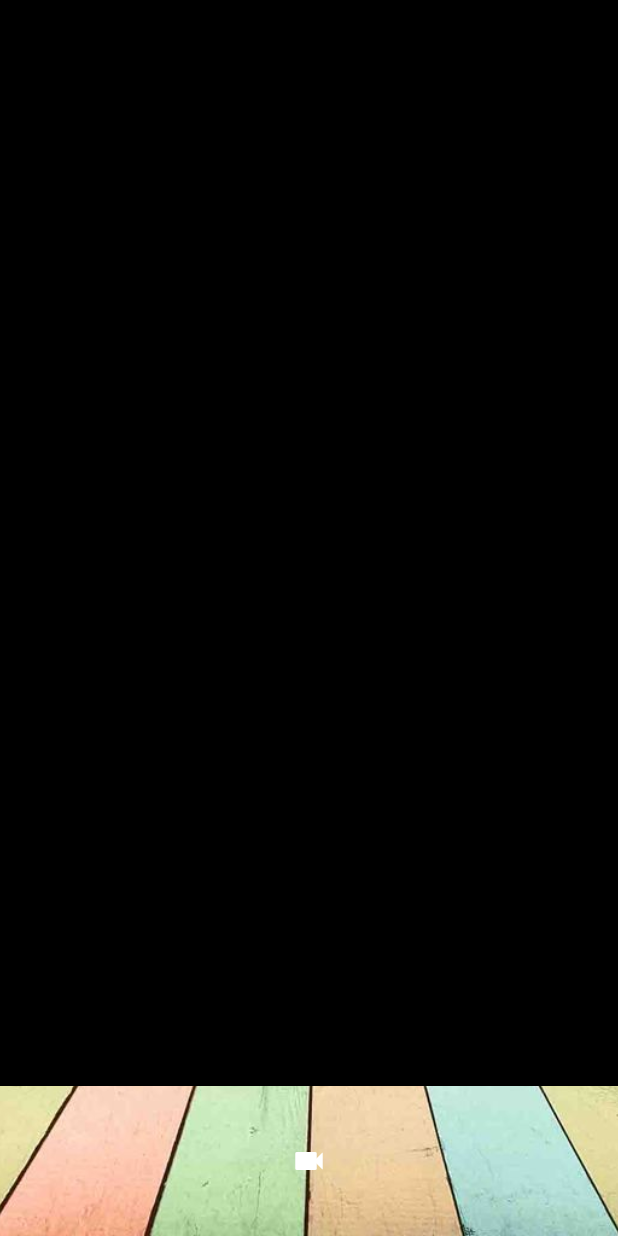
After one commit to erdiegoant/flutter_machine_learning, a Flutter app: the screen it shows after launch, after a tap on the "videocam" icon, on a phone screen of 412 x 824 dp. The commit adds this screen. Run offline on Flutter 3.47's test engine with Material 2 defaults, Android fonts, the phone set to English and light mode, and no system bars; our stand-ins replace camera, image_picker; missing offline and left inert: google_ml_kit, tflite; project files that could hold a hidden picture were left out.

Commit message:
Camera feed Pose estimation with tensorflow

```diff
--- a/lib/main.dart
+++ b/lib/main.dart
@@ -1,6 +1,6 @@
 import 'package:camera/camera.dart';
 import 'package:flutter/material.dart';
-import 'package:machine_learning/tensorflow_pages/camera_pose_detection_tensorflow.dart';
+import 'package:machine_learning/tensorflow_pages/camera_feed_pose_detection_tensorflow.dart';
 
 late List<CameraDescription> cameras;
 
@@ -18,7 +18,7 @@ class MyApp extends StatelessWidget {
       theme: ThemeData(
         primarySwatch: Colors.blue,
       ),
-      home: CameraPoseDetectionTensorFLow(),
+      home: CameraFeedPoseDetectionTensorFlow(),
     );
   }
 }
--- /dev/null
+++ b/lib/tensorflow_pages/camera_feed_pose_detection_tensorflow.dart
@@ -0,0 +1,227 @@
+import 'package:camera/camera.dart';
+import 'package:flutter/foundation.dart';
+import 'package:flutter/material.dart';
+import 'package:machine_learning/main.dart';
+import 'package:machine_learning/tensorflow_pages/camera_pose_detection_tensorflow.dart';
+import 'package:tflite/tflite.dart';
+
+class CameraFeedPoseDetectionTensorFlow extends StatefulWidget {
+  const CameraFeedPoseDetectionTensorFlow({Key? key}) : super(key: key);
+
+  @override
+  _CameraFeedPoseDetectionTensorFlowState createState() =>
+      _CameraFeedPoseDetectionTensorFlowState();
+}
+
+class _CameraFeedPoseDetectionTensorFlowState
+    extends State<CameraFeedPoseDetectionTensorFlow> {
+  late CameraController controller;
+  CameraImage? _image;
+  List<Pose> poses = [];
+  bool busy = false;
+
+  @override
+  void initState() {
+    super.initState();
+    loadModel();
+  }
+
+  Future<void> loadModel() async {
+    String? res = await Tflite.loadModel(
+      model: 'assets/models/posenet_mv1_075_float_from_checkpoints.tflite',
+      isAsset: true,
+      useGpuDelegate: false,
+    );
+
+    print(res);
+  }
+
+  void startCamera() {
+    controller = CameraController(cameras[1], ResolutionPreset.high);
+
+    controller.initialize().then((_) {
+      if (!mounted) return;
+
+      controller.startImageStream((image) => {
+            if (!busy)
+              {
+                setState(() {
+                  _image = image;
+                  busy = true;
+                  detectObjectsLiveFeed();
+                })
+              }
+          });
+    });
+  }
+
+  Future<void> detectObjectsLiveFeed() async {
+    if (_image == null) {
+      return;
+    }
+
+    var detected = await Tflite.runPoseNetOnFrame(
+      bytesList: _image!.planes.map((e) => e.bytes).toList(),
+      imageHeight: _image!.height,
+      imageWidth: _image!.width,
+      imageStd: 255.0,
+      threshold: 0.5,
+      asynch: true,
+    );
+
+    if (detected == null) {
+      return;
+    }
+
+    setState(() {
+      poses = detected.map((object) {
+        List<Keypoint> keypoints = (object['keypoints'])
+            .values
+            .map<Keypoint>((value) => Keypoint(
+                  x: value['x'],
+                  y: value['y'],
+                  score: value['score'],
+                  label: value['part'],
+                ))
+            .toList();
+
+        return Pose(
+          score: object['score'],
+          keyPoints: keypoints.where((element) => element.score > 0.4).toList(),
+        );
+      }).toList();
+      busy = false;
+    });
+  }
+
+  @override
+  Future<void> dispose() async {
+    await controller.dispose();
+    await Tflite.close();
+    super.dispose();
+  }
+
+  @override
+  Widget build(BuildContext context) {
+    final Size size = MediaQuery.of(context).size;
+
+    return Scaffold(
+      body: Container(
+        decoration: BoxDecoration(
+          image: DecorationImage(
+              image: AssetImage('assets/images/img2.jpeg'), fit: BoxFit.cover),
+        ),
+        child: Column(
+          mainAxisSize: MainAxisSize.max,
+          children: <Widget>[
+            Expanded(
+              child: Container(
+                width: double.infinity,
+                child: _image != null
+                    ? Stack(
+                        fit: StackFit.expand,
+                        children: [
+                          AspectRatio(
+                            aspectRatio: controller.value.aspectRatio,
+                            child: CameraPreview(controller),
+                          ),
+                          ImageFrame(poses: poses, pageSize: size),
+                        ],
+                      )
+                    : Container(
+                        color: Colors.black,
+                      ),
+              ),
+            ),
+            Container(
+              height: 100,
+              child: Row(
+                mainAxisAlignment: MainAxisAlignment.center,
+                children: [
+                  IconButton(
+                    onPressed: startCamera,
+                    color: Colors.white,
+                    icon: Icon(
+                      Icons.videocam,
+                    ),
+                  ),
+                ],
+              ),
+            ),
+          ],
+        ),
+      ),
+    );
+  }
+}
+
+class ImageFrame extends StatelessWidget {
+  final List<Pose> poses;
+  final Size pageSize;
+
+  const ImageFrame({
+    Key? key,
+    required this.poses,
+    required this.pageSize,
+  }) : super(key: key);
+
+  @override
+  Widget build(BuildContext context) {
+    return FittedBox(
+      child: SizedBox(
+        width: pageSize.width,
+        height: pageSize.height,
+        child: CustomPaint(
+          painter: JointPainter(poses: poses, pageSize: pageSize),
+        ),
+      ),
+    );
+  }
+}
+
+class JointPainter extends CustomPainter {
+  final List<Pose> poses;
+  final Size pageSize;
+
+  const JointPainter({required this.poses, required this.pageSize});
+
+  @override
+  void paint(Canvas canvas, Size size) {
+    double factorX = size.width;
+    double factorY = (pageSize.height - 100) / pageSize.width * factorX;
+
+    Paint p = Paint()
+      ..color = Colors.yellow
+      ..style = PaintingStyle.stroke
+      ..strokeWidth = 2;
+
+    for (Pose pose in poses) {
+      for (Keypoint keypoint in pose.keyPoints) {
+        double top = keypoint.y * factorY;
+        double left = keypoint.x * factorX;
+        String text =
+            '${keypoint.label} ${(keypoint.score * 100).toStringAsFixed(0)}%';
+
+        canvas.drawCircle(Offset(left, top), 10.0, p);
+
+        TextPainter(
+          text: TextSpan(
+            text: text,
+            style: TextStyle(
+                color: Colors.black,
+                fontSize: 14,
+                backgroundColor: Color.fromRGBO(0, 255, 255, 0.2)),
+          ),
+          textDirection: TextDirection.ltr,
+        )
+          ..layout(maxWidth: size.width)
+          ..paint(canvas, Offset(left, top + 10));
+      }
+    }
+  }
+
+  @override
+  bool shouldRepaint(covariant CustomPainter oldDelegate) {
+    return true;
+  }
+}
```
